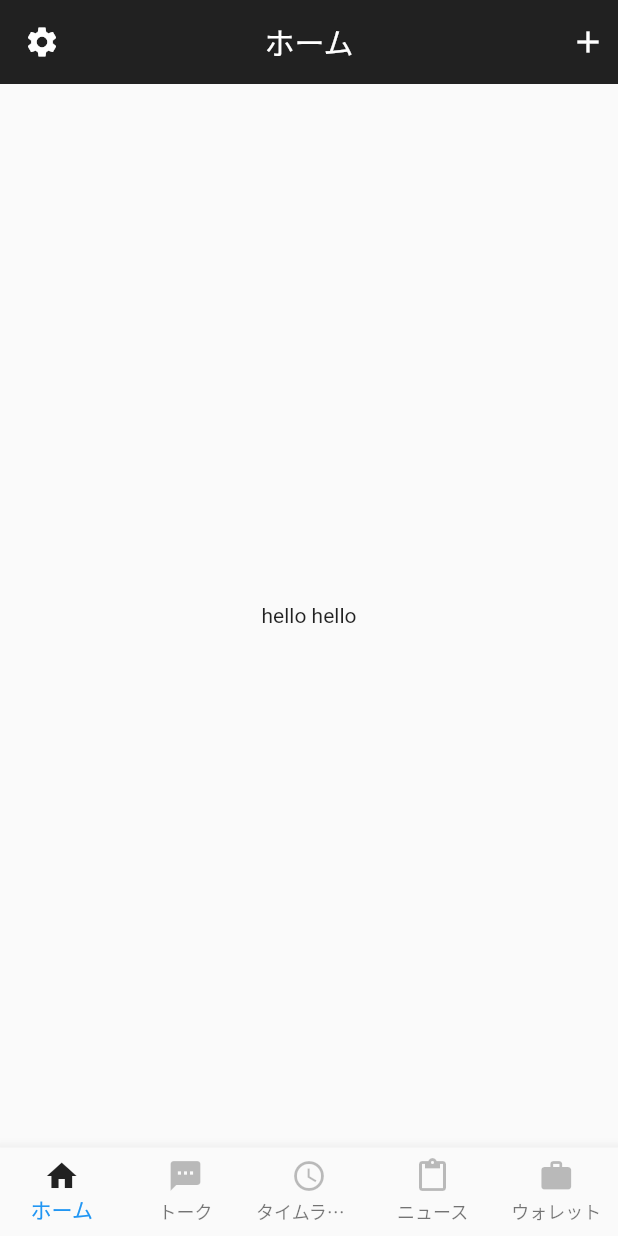
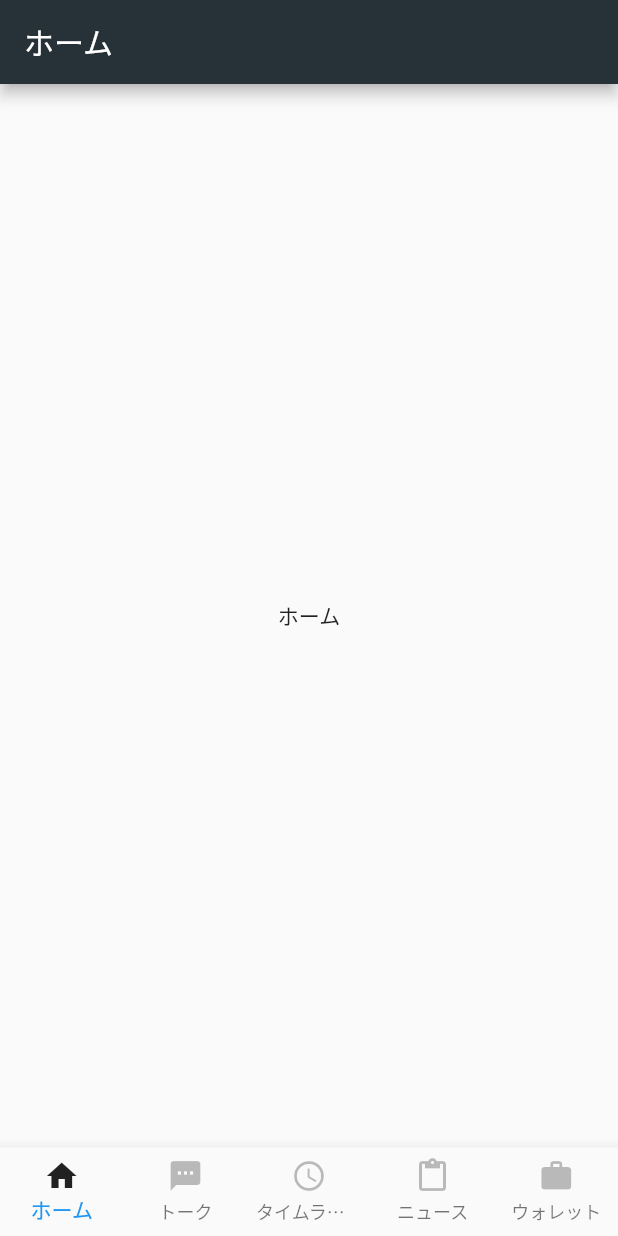
Before and after one commit to wakamori-k/learning-flutter, a Flutter app: the screen it shows after launch, on a phone screen of 412 x 824 dp. Run offline on Flutter 3.47's test engine with Material 2 defaults, Android fonts, the phone set to English and light mode, and no system bars.

Commit message:
Add route

```diff
--- a/simple_app/lib/main.dart
+++ b/simple_app/lib/main.dart
@@ -1,5 +1,5 @@
 import 'package:flutter/material.dart';
-import 'package:simple_app/footer.dart';
+import 'package:simple_app/root.dart';
 import 'package:simple_app/header.dart';
 
 void main() {
@@ -11,12 +11,12 @@ class MyApp extends StatelessWidget {
   @override
   Widget build(BuildContext context) {
     return MaterialApp(
+      title: 'Flutter Demo',
       debugShowCheckedModeBanner: false,
-      home: Scaffold(
-        appBar: Header(),
-        body: Center(child: Text("hello hello")),
-        bottomNavigationBar: Footer()
+      theme: ThemeData(
+        primaryColor: Colors.blueGrey[900],
       ),
+      home: RootWidget()
     );
   }
 }
--- a/simple_app/lib/footer.dart
+++ b/simple_app/lib/root.dart
@@ -1,13 +1,20 @@
+import 'package:flutter/cupertino.dart';
 import 'package:flutter/material.dart';
 
-class Footer extends StatefulWidget{
-  const Footer();
+import 'routes/home_route.dart';
+import 'routes/news_route.dart';
+import 'routes/talk_route.dart';
+import 'routes/timeline_route.dart';
+import 'routes/wallet_route.dart';
+
+class RootWidget extends StatefulWidget{
+  RootWidget({Key key}) : super(key: key);
 
   @override
-  _Footer createState() => _Footer();
+  _RouteWidgetState createState() => _RouteWidgetState();
 }
 
-class _Footer extends State {
+class _RouteWidgetState extends State<RootWidget> {
   int _selectedIndex = 0;
   final _bottomNabigationBarItems = <BottomNavigationBarItem>[];
 
@@ -25,6 +32,14 @@ class _Footer extends State {
     "タイムライン",
     "ニュース",
     "ウォレット"
+  ];
+
+  var _routes = [
+    Home(),
+    Talk(),
+    TimeLine(),
+    News(),
+    Wallet(),
   ];
 
   @override
@@ -79,11 +94,14 @@ class _Footer extends State {
 
   @override
   Widget build(BuildContext context) {
-    return BottomNavigationBar(
-      type: BottomNavigationBarType.fixed,
-      items: _bottomNabigationBarItems,
-      currentIndex: _selectedIndex,
-      onTap: _onItemTapped,
+    return Scaffold(
+      body: _routes.elementAt(_selectedIndex),
+      bottomNavigationBar: BottomNavigationBar(
+        type: BottomNavigationBarType.fixed,
+        items: _bottomNabigationBarItems,
+        currentIndex: _selectedIndex,
+        onTap: _onItemTapped,
+      ),
     );
   }
 }
--- /dev/null
+++ b/simple_app/lib/routes/home_route.dart
@@ -0,0 +1,13 @@
+import 'package:flutter/material.dart';
+
+class Home extends StatelessWidget {
+  @override
+  Widget build(BuildContext context) {
+    return Scaffold(
+        appBar: AppBar(
+            title: Text("ホーム")
+        ),
+        body: Center(child: Text("ホーム"))
+    );
+  }
+}
--- /dev/null
+++ b/simple_app/lib/routes/news_route.dart
@@ -0,0 +1,13 @@
+import 'package:flutter/material.dart';
+
+class News extends StatelessWidget {
+  @override
+  Widget build(BuildContext context) {
+    return Scaffold(
+        appBar: AppBar(
+            title: Text("ニュース")
+        ),
+        body: Center(child: Text("ニュース"))
+    );
+  }
+}
--- /dev/null
+++ b/simple_app/lib/routes/talk_route.dart
@@ -0,0 +1,13 @@
+import 'package:flutter/material.dart';
+
+class Talk extends StatelessWidget {
+  @override
+  Widget build(BuildContext context) {
+    return Scaffold(
+        appBar: AppBar(
+            title: Text("トーク")
+        ),
+        body: Center(child: Text("トーク"))
+    );
+  }
+}
--- /dev/null
+++ b/simple_app/lib/routes/timeline_route.dart
@@ -0,0 +1,13 @@
+import 'package:flutter/material.dart';
+
+class TimeLine extends StatelessWidget {
+  @override
+  Widget build(BuildContext context) {
+    return Scaffold(
+        appBar: AppBar(
+            title: Text("タイムライン")
+        ),
+        body: Center(child: Text("タイムライン"))
+    );
+  }
+}
```
Also changed, not shown: simple_app/lib/routes/wallet_route.dart (added, +13 -0 lines).
